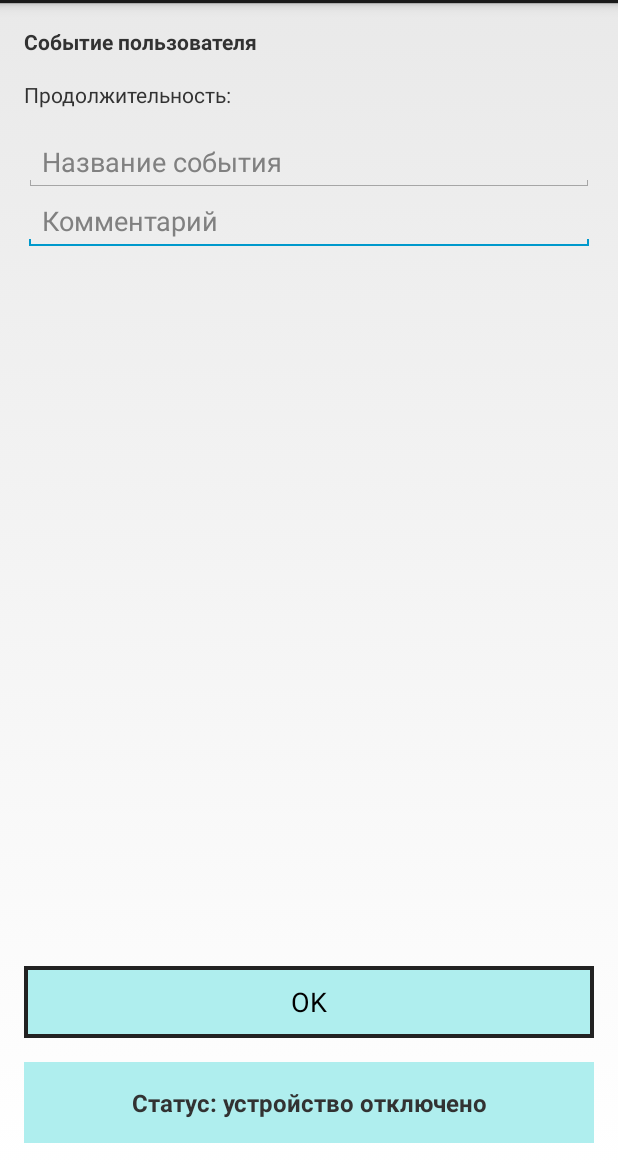
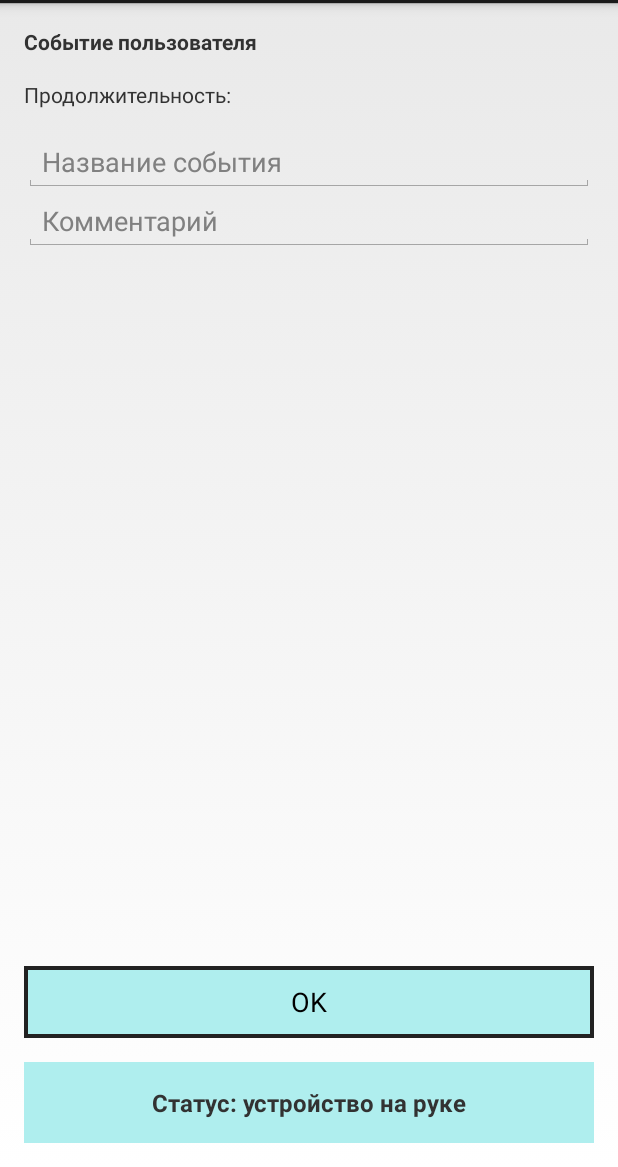
Before and after one commit to Svyatozar/EmoTracker, an Android app: the layout fragment_user_event.xml on its own in the app's theme, with its tools: preview values and no code run, on a phone screen of 412 x 824 dp, the part 69-1236 px from its top. Run offline under Robolectric (Android 15) with nearby library versions, the phone set to English and light mode, and no system bars.

Commit message:
доделал отправку пользовательского события на сервер, сортировку в списке, иконки, уведомления.

```diff
--- a/app/src/main/AndroidManifest.xml
+++ b/app/src/main/AndroidManifest.xml
@@ -6,6 +6,7 @@
     <uses-permission android:name="android.permission.BLUETOOTH_ADMIN"/>
     <uses-permission android:name="android.permission.ACCESS_NETWORK_STATE"/>
     <uses-permission android:name="android.permission.INTERNET"/>
+    <uses-permission android:name="android.permission.VIBRATE"/>
 
     <application
         android:allowBackup="true"
--- a/app/src/main/java/ru/hyperboloid/emotracker/adapters/EventsAdapter.java
+++ b/app/src/main/java/ru/hyperboloid/emotracker/adapters/EventsAdapter.java
@@ -10,6 +10,7 @@
 import android.widget.TextView;
 
 import java.util.ArrayList;
+import java.util.Collections;
 import java.util.List;
 
 import ru.hyperboloid.emotracker.ApplicationWrapper;
@@ -41,6 +42,8 @@
     {
         this.events.clear();
         this.events.addAll(events);
+
+        Collections.reverse(this.events);
 
         notifyDataSetChanged();
     }
--- a/app/src/main/res/layout/fragment_settings.xml
+++ b/app/src/main/res/layout/fragment_settings.xml
@@ -56,7 +56,7 @@
                     android:layout_height="wrap_content"
                     android:layout_gravity="center_horizontal"
                     android:layout_marginBottom="@dimen/activity_half_margin"
-                    android:max="200"
+                    android:max="300"
                     android:progress="1"/>
 
                 <View
@@ -91,7 +91,7 @@
                     android:layout_width="match_parent"
                     android:layout_height="wrap_content"
                     android:layout_gravity="center_horizontal"
-                    android:max="200"
+                    android:max="300"
                     android:progress="1"/>
 
             </LinearLayout>
--- a/app/src/main/res/layout/fragment_user_event.xml
+++ b/app/src/main/res/layout/fragment_user_event.xml
@@ -1,6 +1,12 @@
 <?xml version="1.0" encoding="utf-8"?>
 
-<LinearLayout xmlns:android="http://schemas.android.com/apk/res/android"
+<ScrollView
+    xmlns:android="http://schemas.android.com/apk/res/android"
+    android:layout_width="match_parent"
+    android:layout_height="match_parent"
+    android:fillViewport="true">
+
+    <LinearLayout
                   android:orientation="vertical"
                   android:layout_width="match_parent"
                   android:layout_height="match_parent"
@@ -39,7 +45,7 @@
 
             </Gallery>
 
-        <android.inputmethodservice.ExtractEditText
+            <EditText
                 android:id="@+id/comment"
                 android:layout_width="match_parent"
                 android:layout_height="wrap_content"
@@ -60,7 +66,7 @@
             android:id="@+id/deviceState"
             android:layout_width="match_parent"
             android:layout_height="wrap_content"
-        android:text="@string/device_is_bad"
+            android:text="@string/device_is_ok"
             android:textSize="16sp"
             android:textStyle="bold"
             android:background="#AFEEEE"
@@ -69,3 +75,5 @@
             android:gravity="center"/>
 
     </LinearLayout>
+
+</ScrollView>
--- a/app/src/main/res/layout/item_event.xml
+++ b/app/src/main/res/layout/item_event.xml
@@ -16,6 +16,7 @@
 
     <TextView
         android:id="@+id/details"
+        android:textColor="@android:color/black"
         android:layout_width="0dp"
         android:layout_height="wrap_content"
         android:layout_gravity="center_vertical"
@@ -27,6 +28,7 @@
 
     <TextView
         android:id="@+id/info"
+        android:textColor="@android:color/black"
         android:layout_width="0dp"
         android:layout_height="wrap_content"
         android:layout_weight="1"
```
Also changed, not shown: app/src/main/java/ru/hyperboloid/emotracker/MainActivity.java (+14 -0 lines), app/src/main/java/ru/hyperboloid/emotracker/fragments/FragmentEvents.java (+15 -1 lines), app/src/main/java/ru/hyperboloid/emotracker/fragments/FragmentUserEvent.java (+13 -7 lines), app/src/main/java/ru/hyperboloid/emotracker/util/NetworkUtil.java (+3 -9 lines), 1 other file. Lines whose indentation alone changed are shown as unchanged.
